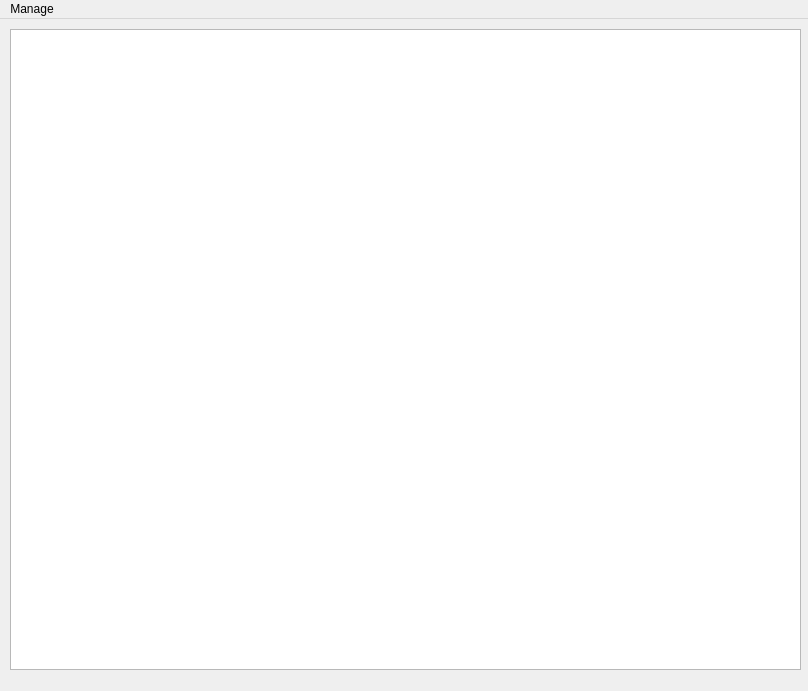
The window that api/db/recipes_app.ui (ari099/crumby-React-Flask-) describes before a commit, drawn with Qt 5.
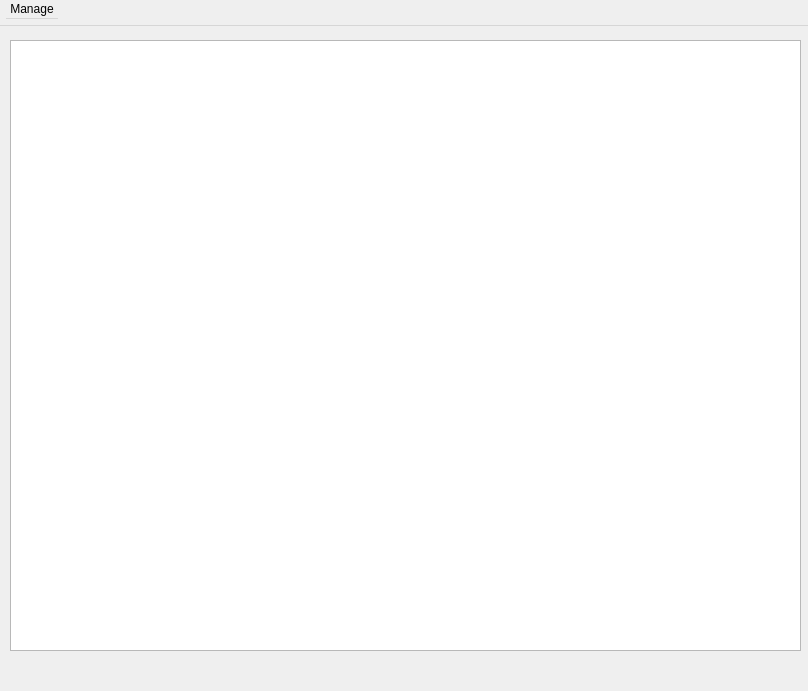
The same window after the commit.

```diff
--- a/api/db/recipes_app.ui
+++ b/api/db/recipes_app.ui
@@ -1,7 +1,7 @@
 <?xml version="1.0" encoding="UTF-8"?>
 <ui version="4.0">
  <class>Recipes</class>
- <widget class="QMainWindow" name="Recipes">
+ <widget class="QDialog" name="Recipes">
   <property name="geometry">
    <rect>
     <x>0</x>
@@ -31,20 +31,28 @@
   <property name="windowTitle">
    <string>Recipes</string>
   </property>
-  <widget class="QWidget" name="centralwidget">
-   <widget class="QTableView" name="recipe_list_tableview">
+  <widget class="QWidget" name="centralwidget" native="true">
+   <property name="geometry">
+    <rect>
+     <x>0</x>
+     <y>0</y>
+     <width>811</width>
+     <height>661</height>
+    </rect>
+   </property>
+   <widget class="QTableWidget" name="recipes_list">
     <property name="geometry">
      <rect>
       <x>10</x>
-      <y>10</y>
+      <y>40</y>
       <width>791</width>
-      <height>641</height>
+      <height>611</height>
      </rect>
     </property>
     <property name="selectionBehavior">
      <enum>QAbstractItemView::SelectRows</enum>
     </property>
-    <attribute name="verticalHeaderCascadingSectionResizes">
+    <attribute name="horizontalHeaderStretchLastSection">
      <bool>true</bool>
     </attribute>
    </widget>
```
